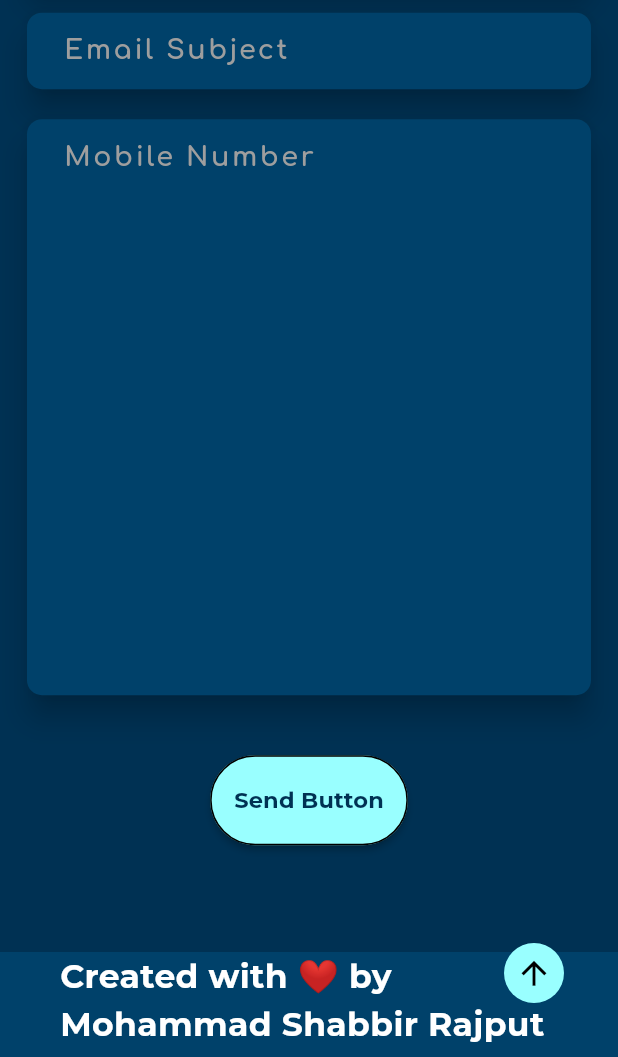
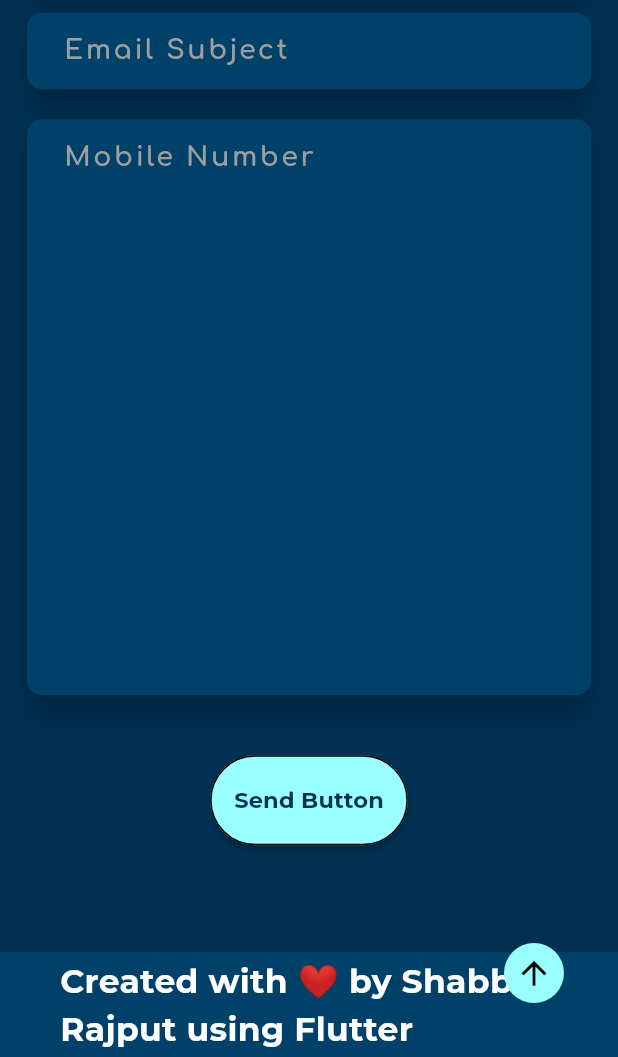
Before and after one commit to oyefalak/Flutter-Portfolio-Web, a Flutter app: the screen it shows after launch, scrolled down 3456 dp, after a tap on "Send Button", on a phone screen of 412 x 824 dp, the part 179-1236 px from its top. Run offline on Flutter 3.47's test engine with Material 3 defaults, Android fonts, the light colour scheme and no system bars; our stand-ins replace animate_do, animated_text_kit, google_fonts, page_transition; missing offline and left inert: dart:js.

Commit message:
static texts added into AppStrings Class

```diff
--- a/lib/globles/app_strings.dart
+++ b/lib/globles/app_strings.dart
@@ -12,7 +12,7 @@ class AppStrings {
   static const youtuber = 'Youtuber';
   static const shabbirRajput = 'Shabbir Rajput';
   static const home = 'Home';
-  static const about = 'About';
+  static const about = 'About ';
   static const service = 'Service';
   static const me = 'Me';
   static const mobileApplicationDeveloper = 'Mobile Application Developer';
@@ -42,6 +42,21 @@ class AppStrings {
   static const readMore = 'Read More';
   static const helloItsMe = 'Hello, it\'s Me';
   static const andIAmA = 'And I\'m a ';
+  static const fullName = 'Full Name';
+  static const emailAddress = 'Email Address';
+  static const mobileNumber = 'Mobile Number';
+  static const emailSubject = 'Email Subject';
+  static const sendButton = 'Send Button';
+  static const yourMessage = 'Your Message';
+  static const contact = 'Contact ';
+  static const createdWithLoveByShabbirRajputUsingFlutter = 'Created with ❤️ by Shabbir Rajput using Flutter';
+  static const downloadCV = 'Download CV';
+  static const menu = 'Menu';
+  static const latest = 'Latest ';
+  static const projects = 'Projects';
+  static const my = 'My ';
+  static const services = 'Services';
+  static const abc = '';
 }
 
 /// [Main Dashboard]
--- a/lib/views/FooterClass.dart
+++ /dev/null
@@ -1,23 +0,0 @@
-import 'package:flutter/material.dart';
-import 'package:portfolio/globles/app_colors.dart';
-import 'package:portfolio/globles/app_text_style.dart';
-
-class FooterClass extends StatelessWidget {
-  const FooterClass({
-    Key? key,
-  }) : super(key: key);
-
-  @override
-  Widget build(BuildContext context) {
-    return Container(
-        height: 70,
-        width: MediaQuery.of(context).size.width,
-        color: AppColors.bgColor2,
-        padding: const EdgeInsets.symmetric(
-          horizontal: 40,
-        ),
-        child: Center(
-          child: Text("Created with ❤️ by Mohammad Shabbir Rajput using Flutter", style: AppTextStyles.montserratStyle(fontSize: 22)),
-        ));
-  }
-}
--- a/lib/views/ContactMe.dart
+++ b/lib/views/contact_me.dart
@@ -2,6 +2,7 @@ import 'package:animate_do/animate_do.dart';
 import 'package:flutter/material.dart';
 import 'package:portfolio/globles/app_colors.dart';
 import 'package:portfolio/globles/app_button.dart';
+import 'package:portfolio/globles/app_strings.dart';
 import 'package:portfolio/helper_class/helper_class.dart';
 
 import 'package:portfolio/globles/app_text_style.dart';
@@ -28,7 +29,7 @@ class ContactUs extends StatelessWidget {
                 cursorColor: AppColors.white,
                 style: AppTextStyles.normalStyle(),
                 decoration: buildInputDecoration(
-                  hintText: 'Full Name',
+                  hintText: AppStrings.fullName,
                 ),
               ),
             ),
@@ -41,7 +42,7 @@ class ContactUs extends StatelessWidget {
                 cursorColor: AppColors.white,
                 style: AppTextStyles.normalStyle(),
                 decoration: buildInputDecoration(
-                  hintText: 'Email Address',
+                  hintText: AppStrings.emailAddress,
                 ),
               ),
             ),
@@ -56,7 +57,7 @@ class ContactUs extends StatelessWidget {
                 cursorColor: AppColors.white,
                 style: AppTextStyles.normalStyle(),
                 decoration: buildInputDecoration(
-                  hintText: 'Mobile Number',
+                  hintText: AppStrings.mobileNumber,
                 ),
               ),
             ),
@@ -69,7 +70,7 @@ class ContactUs extends StatelessWidget {
                 cursorColor: AppColors.white,
                 style: AppTextStyles.normalStyle(),
                 decoration: buildInputDecoration(
-                  hintText: 'Email Subject',
+                  hintText: AppStrings.emailSubject,
                 ),
               ),
             ),
@@ -85,14 +86,14 @@ class ContactUs extends StatelessWidget {
                 style: AppTextStyles.normalStyle(),
                 maxLines: 15,
                 decoration: buildInputDecoration(
-                  hintText: 'Mobile Number',
+                  hintText: AppStrings.mobileNumber,
                 ),
               ),
             ),
             const SizedBox(
               height: 40,
             ),
-            AppButton.buildMaterialButton(buttonName: "Send Button", onTap: () {}),
+            AppButton.buildMaterialButton(buttonName: AppStrings.sendButton, onTap: () {}),
             const SizedBox(height: 30),
           ],
         ),
@@ -114,7 +115,7 @@ class ContactUs extends StatelessWidget {
                       cursorColor: AppColors.white,
                       style: AppTextStyles.normalStyle(),
                       decoration: buildInputDecoration(
-                        hintText: 'Full Name',
+                        hintText: AppStrings.fullName,
                       ),
                     ),
                   ),
@@ -129,7 +130,7 @@ class ContactUs extends StatelessWidget {
                       cursorColor: AppColors.white,
                       style: AppTextStyles.normalStyle(),
                       decoration: buildInputDecoration(
-                        hintText: 'Email Address',
+                        hintText: AppStrings.emailAddress,
                       ),
                     ),
                   ),
@@ -150,7 +151,7 @@ class ContactUs extends StatelessWidget {
                       cursorColor: AppColors.white,
                       style: AppTextStyles.normalStyle(),
                       decoration: buildInputDecoration(
-                        hintText: 'Mobile Number',
+                        hintText: AppStrings.mobileNumber,
                       ),
                     ),
                   ),
@@ -165,7 +166,7 @@ class ContactUs extends StatelessWidget {
                       cursorColor: AppColors.white,
                       style: AppTextStyles.normalStyle(),
                       decoration: buildInputDecoration(
-                        hintText: 'Email Subject',
+                        hintText: AppStrings.emailSubject,
                       ),
                     ),
                   ),
@@ -184,14 +185,14 @@ class ContactUs extends StatelessWidget {
                 style: AppTextStyles.normalStyle(),
                 maxLines: 15,
                 decoration: buildInputDecoration(
-                  hintText: 'Mobile Number',
+                  hintText: AppStrings.mobileNumber,
                 ),
               ),
             ),
             const SizedBox(
               height: 40,
             ),
-            AppButton.buildMaterialButton(buttonName: "Send Button", onTap: () {}),
+            AppButton.buildMaterialButton(buttonName: AppStrings.sendButton, onTap: () {}),
             const SizedBox(height: 30),
           ],
         ),
@@ -213,7 +214,7 @@ class ContactUs extends StatelessWidget {
                       cursorColor: AppColors.white,
                       style: AppTextStyles.normalStyle(),
                       decoration: buildInputDecoration(
-                        hintText: 'Full Name',
+                        hintText: AppStrings.fullName,
                       ),
                     ),
                   ),
@@ -228,7 +229,7 @@ class ContactUs extends StatelessWidget {
                       cursorColor: AppColors.white,
                       style: AppTextStyles.normalStyle(),
                       decoration: buildInputDecoration(
-                        hintText: 'Email Address',
+                        hintText: AppStrings.emailAddress,
                       ),
                     ),
                   ),
@@ -249,7 +250,7 @@ class ContactUs extends StatelessWidget {
                       cursorColor: AppColors.white,
                       style: AppTextStyles.normalStyle(),
                       decoration: buildInputDecoration(
-                        hintText: 'Mobile Number',
+                        hintText: AppStrings.mobileNumber,
                       ),
                     ),
                   ),
@@ -264,7 +265,7 @@ class ContactUs extends StatelessWidget {
                       cursorColor: AppColors.white,
                       style: AppTextStyles.normalStyle(),
                       decoration: buildInputDecoration(
-                        hintText: 'Email Subject',
+                        hintText: AppStrings.emailSubject,
                       ),
                     ),
                   ),
@@ -283,14 +284,14 @@ class ContactUs extends StatelessWidget {
                 style: AppTextStyles.normalStyle(),
                 maxLines: 15,
                 decoration: buildInputDecoration(
-                  hintText: 'Mobile Number',
+                  hintText: AppStrings.yourMessage,
                 ),
               ),
             ),
             const SizedBox(
               height: 40,
             ),
-            AppButton.buildMaterialButton(buttonName: "Send Button", onTap: () {}),
+            AppButton.buildMaterialButton(buttonName: AppStrings.sendButton, onTap: () {}),
             const SizedBox(height: 30),
           ],
         ),
@@ -302,11 +303,11 @@ class ContactUs extends StatelessWidget {
     return FadeInDown(
       child: RichText(
         text: TextSpan(
-          text: 'Contact',
+          text: AppStrings.contact,
           style: AppTextStyles.headerTextStyle(fontSize: 30),
           children: [
             TextSpan(
-              text: 'Me',
+              text: AppStrings.me,
               style: AppTextStyles.headerTextStyle(fontSize: 30, color: AppColors.robinEdgeBlue),
             ),
           ],
--- /dev/null
+++ b/lib/views/footer_class.dart
@@ -0,0 +1,28 @@
+import 'package:flutter/material.dart';
+import 'package:portfolio/globles/app_colors.dart';
+import 'package:portfolio/globles/app_strings.dart';
+import 'package:portfolio/globles/app_text_style.dart';
+
+class FooterClass extends StatelessWidget {
+  const FooterClass({super.key});
+
+  @override
+  Widget build(BuildContext context) {
+    return Container(
+      height: 70,
+      width: MediaQuery.of(context).size.width,
+      color: AppColors.bgColor2,
+      padding: const EdgeInsets.symmetric(
+        horizontal: 40,
+      ),
+      child: Center(
+        child: Text(
+          AppStrings.createdWithLoveByShabbirRajputUsingFlutter,
+          style: AppTextStyles.montserratStyle(
+            fontSize: 22,
+          ),
+        ),
+      ),
+    );
+  }
+}
--- a/lib/views/home_page.dart
+++ b/lib/views/home_page.dart
@@ -149,7 +149,7 @@ class _HomePageState extends State<HomePage> {
               height: 18,
             ),
             AppButton.buildMaterialButton(
-                buttonName: "Downlode CV",
+                buttonName: AppStrings.downloadCV,
                 onTap: () {
                   openNewTab(resume);
                 })
--- a/lib/views/MobileMenu.dart
+++ b/lib/views/mobile_menu.dart
@@ -1,7 +1,6 @@
 import 'package:flutter/material.dart';
 import 'package:portfolio/globles/app_colors.dart';
 import 'package:portfolio/globles/app_strings.dart';
-
 import 'package:portfolio/globles/my_text.dart';
 import 'package:portfolio/globles/app_text_style.dart';
 
@@ -13,8 +12,8 @@ class MobileMenu extends StatefulWidget {
 }
 
 class _MobileMenuState extends State<MobileMenu> {
-  final onMenuHover = Matrix4.identity()..scale(1.0);
-  var menuIndex = 0;
+  final Matrix4 onMenuHover = Matrix4.identity()..scale(1.0);
+  int menuIndex = 0;
 
   @override
   Widget build(BuildContext context) {
@@ -23,7 +22,7 @@ class _MobileMenuState extends State<MobileMenu> {
       body: Container(
         width: size.width,
         height: size.height,
-        decoration: BoxDecoration(color: AppColors.bgColor),
+        decoration: const BoxDecoration(color: AppColors.bgColor),
         child: Padding(
           padding: const EdgeInsets.symmetric(vertical: 20.0, horizontal: 40),
           child: Column(
@@ -32,14 +31,14 @@ class _MobileMenuState extends State<MobileMenu> {
                 mainAxisAlignment: MainAxisAlignment.spaceBetween,
                 children: [
                   MyText(
-                    'Menu',
+                    AppStrings.menu,
                     style: AppTextStyles.montserratStyle(fontSize: 50),
                   ),
                   IconButton(
                       onPressed: () {
                         Navigator.pop(context);
                       },
-                      icon: Icon(
+                      icon: const Icon(
                         Icons.close,
                         size: 40,
                         color: AppColors.bgColor2,
--- a/lib/views/my_portfolio.dart
+++ b/lib/views/my_portfolio.dart
@@ -145,11 +145,11 @@ class _MyPortfolioState extends State<MyPortfolio> {
     return FadeInDown(
       child: RichText(
         text: TextSpan(
-          text: 'Latest ',
+          text: AppStrings.latest,
           style: AppTextStyles.headerTextStyle(fontSize: 30),
           children: [
             TextSpan(
-              text: 'Projects',
+              text: AppStrings.projects,
               style: AppTextStyles.headerTextStyle(fontSize: 30, color: AppColors.robinEdgeBlue),
             ),
           ],
--- a/lib/views/my_service.dart
+++ b/lib/views/my_service.dart
@@ -4,7 +4,6 @@ import 'package:portfolio/globles/app_colors.dart';
 import 'package:portfolio/globles/app_button.dart';
 import 'package:portfolio/helper_class/helper_class.dart';
 import 'package:portfolio/widget/utils/context_extension.dart';
-
 import 'package:portfolio/globles/app_strings.dart';
 import 'package:portfolio/globles/app_text_style.dart';
 
@@ -56,11 +55,11 @@ class _MyServiceState extends State<MyService> {
     return FadeInDown(
       child: RichText(
         text: TextSpan(
-          text: 'My',
+          text: AppStrings.my,
           style: AppTextStyles.headerTextStyle(fontSize: 30),
           children: [
             TextSpan(
-              text: 'Service',
+              text: AppStrings.service,
               style: AppTextStyles.headerTextStyle(fontSize: 30, color: AppColors.robinEdgeBlue),
             ),
           ],
@@ -90,7 +89,7 @@ class MyServiceListState extends State<MyServiceList> {
         const SizedBox(
           height: 50,
         ),
-        Container(
+        SizedBox(
           // height: MediaQuery.of(context).size.height * 0.6,
           height: 420,
           child: ListView.builder(
@@ -125,11 +124,11 @@ class MyServiceListState extends State<MyServiceList> {
     return FadeInDown(
       child: RichText(
         text: TextSpan(
-          text: 'My',
+          text: AppStrings.my,
           style: AppTextStyles.headerTextStyle(fontSize: 30),
           children: [
             TextSpan(
-              text: 'Service',
+              text: AppStrings.services,
               style: AppTextStyles.headerTextStyle(fontSize: 30, color: AppColors.robinEdgeBlue),
             ),
           ],
@@ -198,7 +197,7 @@ class MyServiceCard extends StatelessWidget {
           const SizedBox(
             height: 14,
           ),
-          AppButton.buildMaterialButton(buttonName: 'Read More', onTap: () {})
+          AppButton.buildMaterialButton(buttonName: AppStrings.readMore, onTap: () {})
         ],
       ),
     );
```
Also changed, not shown: lib/views/main_dashboard.dart (+3 -4 lines).
